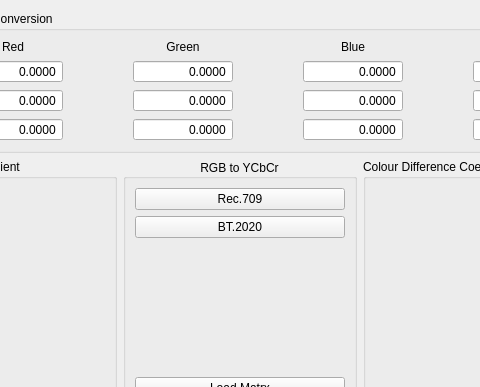
Old version of the form dct_widgets/outbox/outbox.ui in the repository KAYA-Instruments/SDI-Control-Point; both pictures show x 144 to 624 and y 0 to 387 of the 768 by 794 pixel window.
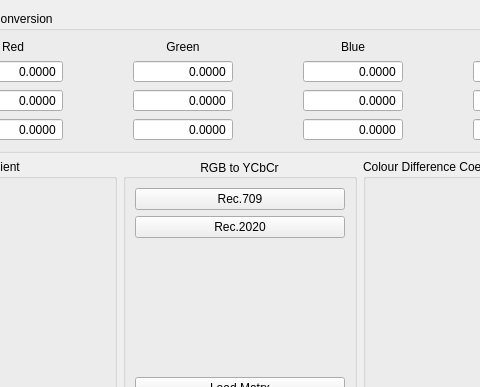
New version of the form. Custom widgets are drawn as their Qt base class.

Patch:
```diff
--- a/dct_widgets/outbox/outbox.ui
+++ b/dct_widgets/outbox/outbox.ui
@@ -1021,7 +1021,7 @@
         <item row="1" column="0">
          <widget class="QPushButton" name="btnBt2020">
           <property name="text">
-           <string>BT.2020</string>
+           <string>Rec.2020</string>
           </property>
          </widget>
         </item>
```
Left out of the diff: 4 changed lines with no effect on the pictures.
